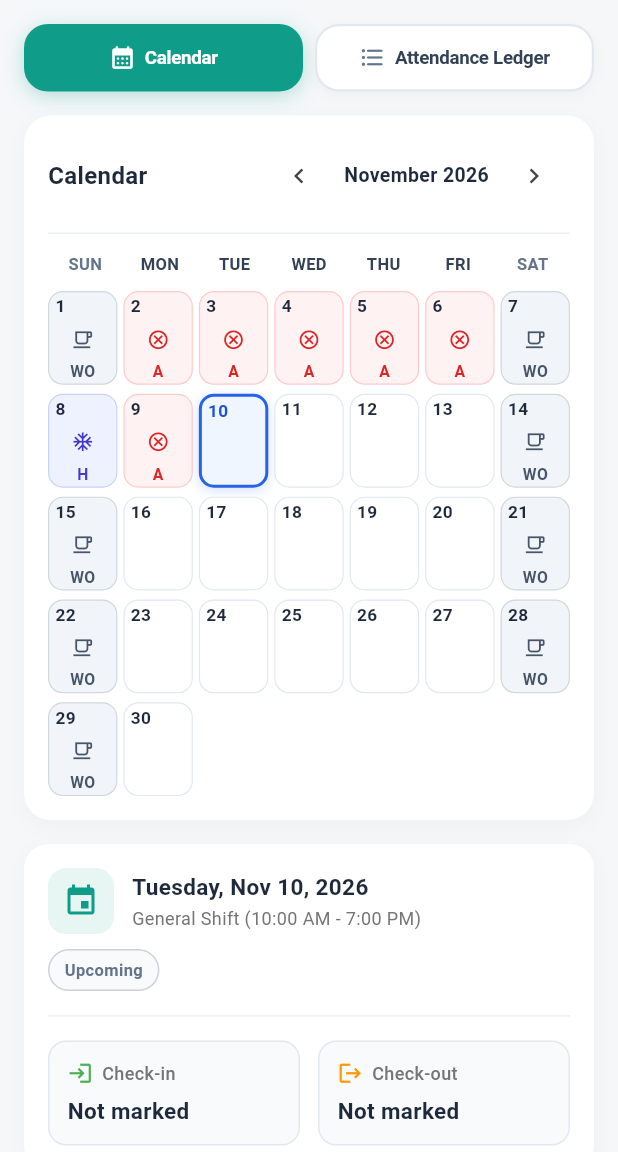
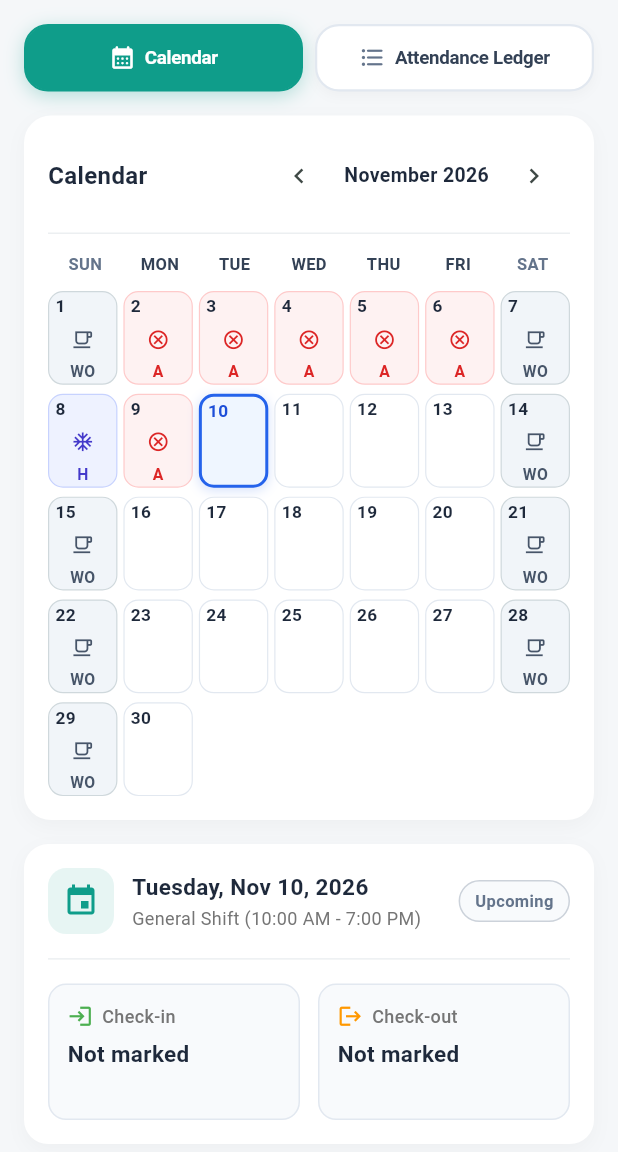
Before and after one commit to Rupesh-27/attendance_system, a Flutter app: the AttendanceHistoryScreen screen opened directly, on a phone screen of 412 x 824 dp, the part 84-1236 px from its top. Run offline on Flutter 3.47's test engine with Material 3 defaults, Android fonts, the phone set to English and light mode, and no system bars; our stand-ins replace device_info_plus, file_picker, geocoding, geolocator, shared_preferences; accounts and stored records are empty; network calls fail.

Commit message:
fix(ui): align attendance header in single row, make check-in/out cards even, and fix background location banner

```diff
--- a/brandhrms_attendance/lib/screens/attendance_history_screen.dart
+++ b/brandhrms_attendance/lib/screens/attendance_history_screen.dart
@@ -1556,6 +1556,11 @@ class AttendanceHistoryScreenState extends State<AttendanceHistoryScreen> {
                   ],
                 ),
               ),
+              const SizedBox(width: 8),
+              Row(
+                mainAxisSize: MainAxisSize.min,
+                children: [
+                  _buildBadge(status),
                   if (daySessions.isNotEmpty) ...[
                     const SizedBox(width: 8),
                     InkWell(
@@ -1586,8 +1591,8 @@ class AttendanceHistoryScreenState extends State<AttendanceHistoryScreen> {
                   ],
                 ],
               ),
-          const SizedBox(height: 10),
-          _buildBadge(status),
+            ],
+          ),
 
           if (status == 'PRESENT_WEEK_OFF') ...[
             const SizedBox(height: 10),
@@ -1651,7 +1656,9 @@ class AttendanceHistoryScreenState extends State<AttendanceHistoryScreen> {
           const Divider(height: 1, color: Color(0xFFECEFF1)),
           const SizedBox(height: 16),
 
-          Row(
+          IntrinsicHeight(
+            child: Row(
+              crossAxisAlignment: CrossAxisAlignment.stretch,
               children: [
                 Expanded(
                   child: _buildTimeMetric(
@@ -1673,6 +1680,7 @@ class AttendanceHistoryScreenState extends State<AttendanceHistoryScreen> {
                   ),
                 ),
               ],
+            ),
           ),
 
           if (totalDurationSec > 0) ...[
@@ -2901,6 +2909,10 @@ class AttendanceHistoryScreenState extends State<AttendanceHistoryScreen> {
       ),
       child: Column(
         crossAxisAlignment: CrossAxisAlignment.start,
+        mainAxisAlignment: MainAxisAlignment.spaceBetween,
+        children: [
+          Column(
+            crossAxisAlignment: CrossAxisAlignment.start,
             children: [
               Row(
                 children: [
@@ -2935,6 +2947,8 @@ class AttendanceHistoryScreenState extends State<AttendanceHistoryScreen> {
                   ),
                 ),
               ),
+            ],
+          ),
           if (location != null && location.isNotEmpty) ...[
             const SizedBox(height: 6),
             Row(
@@ -2960,6 +2974,9 @@ class AttendanceHistoryScreenState extends State<AttendanceHistoryScreen> {
                 ),
               ],
             ),
+          ] else ...[
+            const SizedBox(height: 6),
+            const SizedBox(height: 15),
           ],
         ],
       ),
```
Also changed, not shown: brandhrms_attendance/lib/screens/dashboard_screen.dart (+16 -4 lines). Lines whose indentation alone changed are shown as unchanged.
